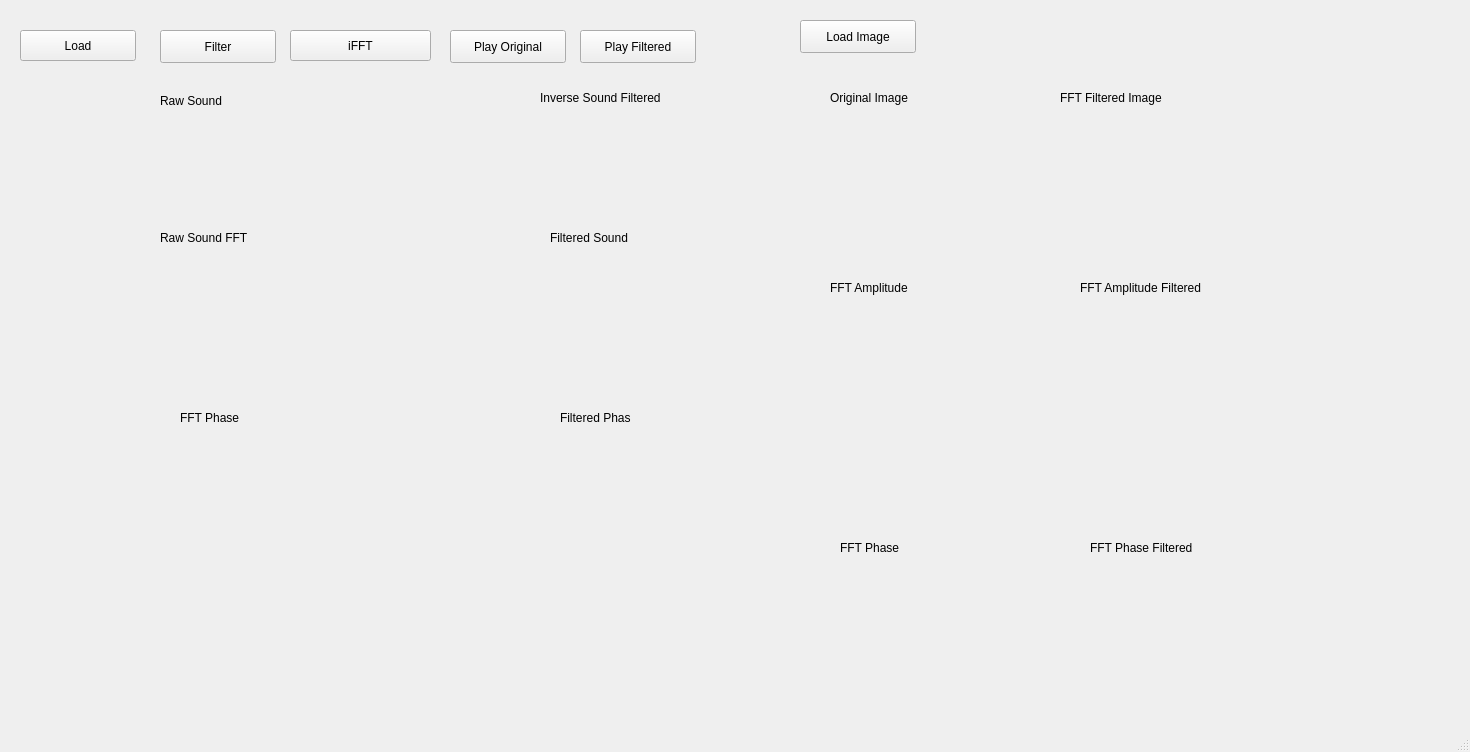
IZAK95/FFT-Sound-and-Image, file mainwindow.ui: the form before one commit.
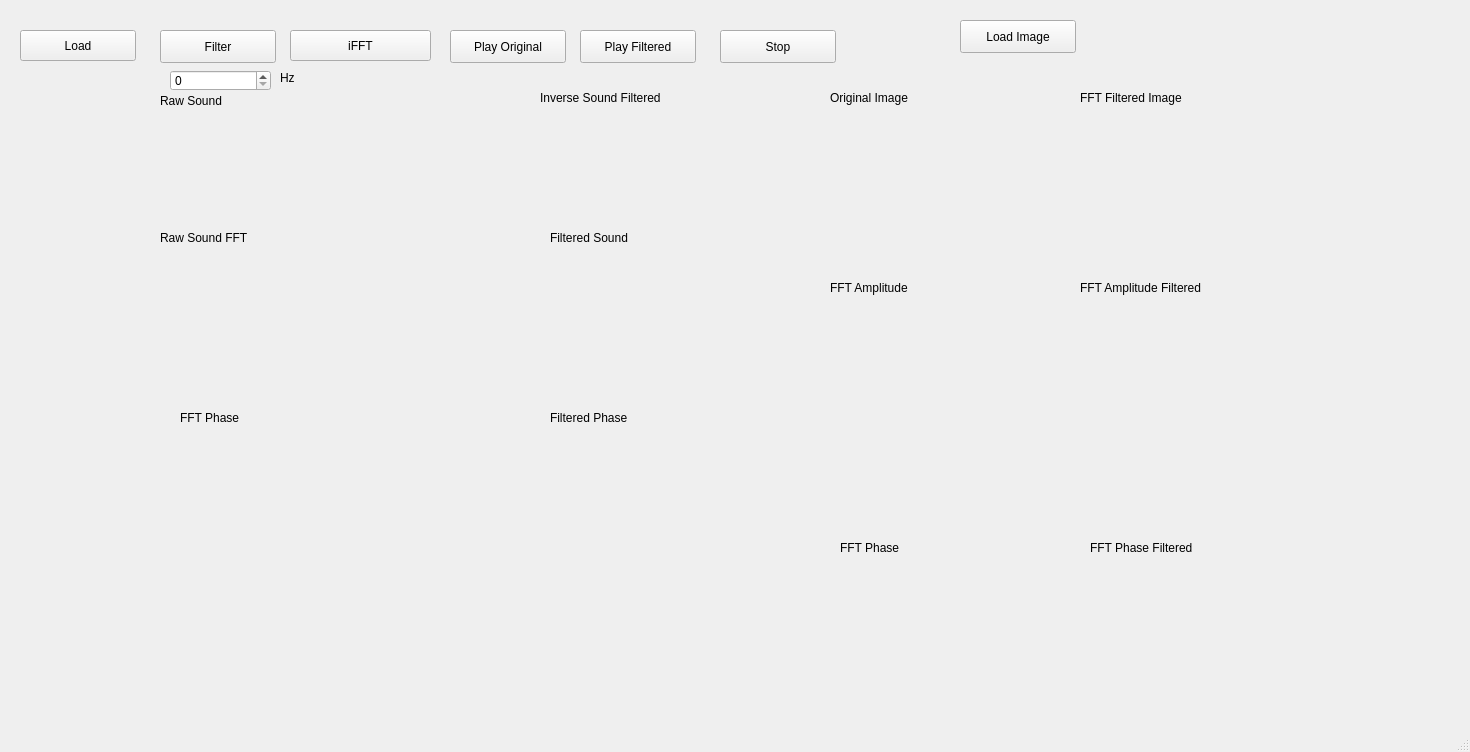
The form after the commit. Custom widgets are drawn as their Qt base class.

```diff
--- a/mainwindow.ui
+++ b/mainwindow.ui
@@ -129,7 +129,7 @@
    <widget class="QPushButton" name="load_image">
     <property name="geometry">
      <rect>
-      <x>800</x>
+      <x>960</x>
       <y>20</y>
       <width>116</width>
       <height>33</height>
@@ -235,7 +235,7 @@
      <rect>
       <x>160</x>
       <y>90</y>
-      <width>101</width>
+      <width>141</width>
       <height>21</height>
      </rect>
     </property>
@@ -248,7 +248,7 @@
      <rect>
       <x>540</x>
       <y>90</y>
-      <width>131</width>
+      <width>201</width>
       <height>16</height>
      </rect>
     </property>
@@ -287,7 +287,7 @@
      <rect>
       <x>180</x>
       <y>410</y>
-      <width>71</width>
+      <width>111</width>
       <height>16</height>
      </rect>
     </property>
@@ -298,9 +298,9 @@
    <widget class="QLabel" name="label_6">
     <property name="geometry">
      <rect>
-      <x>560</x>
+      <x>550</x>
       <y>410</y>
-      <width>71</width>
+      <width>141</width>
       <height>16</height>
      </rect>
     </property>
@@ -324,7 +324,7 @@
    <widget class="QLabel" name="label_8">
     <property name="geometry">
      <rect>
-      <x>1060</x>
+      <x>1080</x>
       <y>90</y>
       <width>131</width>
       <height>16</height>
@@ -365,7 +365,7 @@
      <rect>
       <x>840</x>
       <y>540</y>
-      <width>81</width>
+      <width>121</width>
       <height>16</height>
      </rect>
     </property>
@@ -386,6 +386,45 @@
      <string>FFT Phase Filtered</string>
     </property>
    </widget>
+   <widget class="QPushButton" name="Stop">
+    <property name="geometry">
+     <rect>
+      <x>720</x>
+      <y>30</y>
+      <width>116</width>
+      <height>33</height>
+     </rect>
+    </property>
+    <property name="contextMenuPolicy">
+     <enum>Qt::NoContextMenu</enum>
+    </property>
+    <property name="text">
+     <string>Stop</string>
+    </property>
+   </widget>
+   <widget class="QSpinBox" name="FrequencySelect">
+    <property name="geometry">
+     <rect>
+      <x>170</x>
+      <y>70</y>
+      <width>101</width>
+      <height>21</height>
+     </rect>
+    </property>
+   </widget>
+   <widget class="QLabel" name="label_13">
+    <property name="geometry">
+     <rect>
+      <x>280</x>
+      <y>70</y>
+      <width>55</width>
+      <height>16</height>
+     </rect>
+    </property>
+    <property name="text">
+     <string>Hz</string>
+    </property>
+   </widget>
   </widget>
   <widget class="QStatusBar" name="statusbar"/>
  </widget>
```
